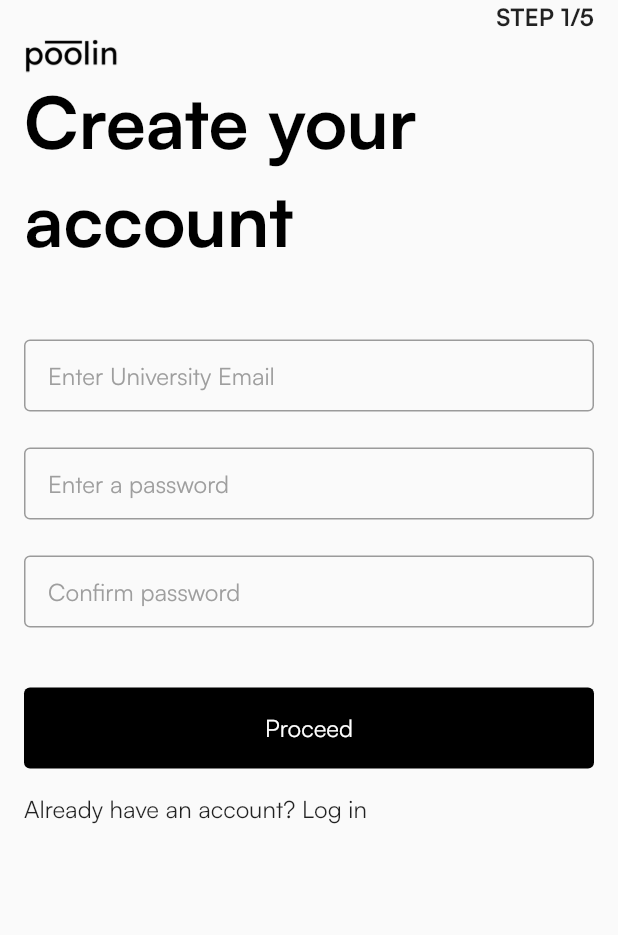
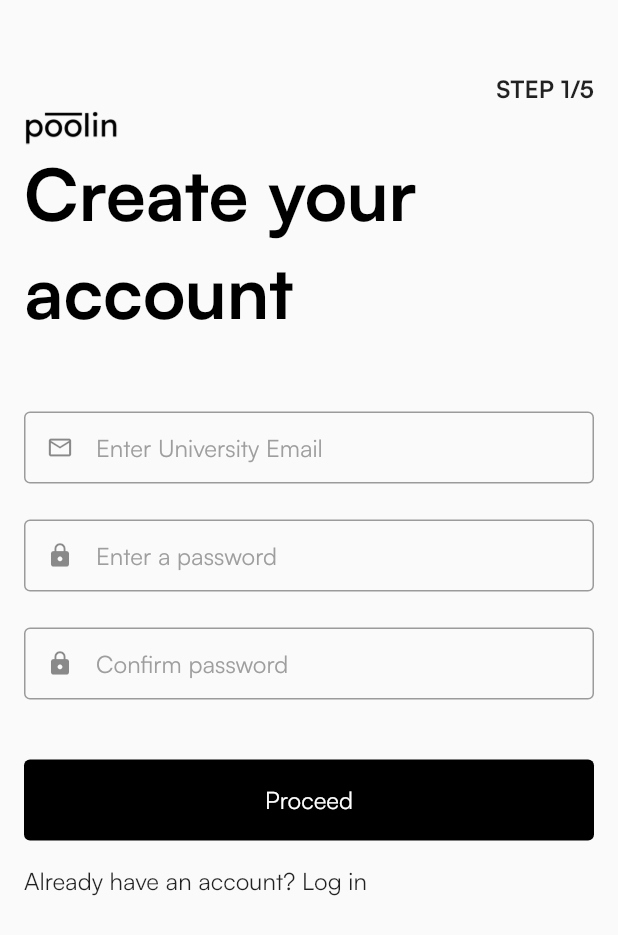
Before and after one commit to NethmiRodrigo/poolin, a Flutter app: the RegisterScreen screen opened directly, on a phone screen of 412 x 824 dp. Shown: the top 935 px of the screen. Run offline on Flutter 3.47's test engine with Material 2 defaults, Android fonts, the phone set to English and light mode, and no system bars.

Commit message:
complete ui of screen

```diff
--- a/mobile/lib/views/registerScreen.dart
+++ b/mobile/lib/views/registerScreen.dart
@@ -1,6 +1,6 @@
 import 'dart:ui';
 import 'package:flutter/material.dart';
-import 'package:mobile/utils/widget_funtions.dart';
+import 'package:mobile/utils/widget_functions.dart';
 import '../theme.dart';
 
 void main() {
@@ -39,6 +39,7 @@ class RegisterScreen extends StatelessWidget {
             child: Column(
               crossAxisAlignment: CrossAxisAlignment.start,
               children: [
+                addVerticalSpace(48),
                 Align(
                   alignment: Alignment.topRight,
                   child: Text(
@@ -57,31 +58,36 @@ class RegisterScreen extends StatelessWidget {
                 ),
                 addVerticalSpace(48),
                 const TextField(
-                    obscureText: true,
                     decoration: InputDecoration(
-                      border: OutlineInputBorder(),
-                      hintText: 'Enter University Email',
-                      contentPadding:
-                          EdgeInsets.symmetric(vertical: 8, horizontal: 16),
-                    )),
+                  prefixIcon: Icon(Icons.email_outlined),
+                  border: OutlineInputBorder(),
+                  hintText: 'Enter University Email',
+                  isDense: true,
+                  contentPadding:
+                      EdgeInsets.symmetric(vertical: 10, horizontal: 16),
+                )),
                 addVerticalSpace(24),
                 const TextField(
                   obscureText: true,
                   decoration: InputDecoration(
+                    prefixIcon: Icon(Icons.lock),
+                    isDense: true,
                     border: OutlineInputBorder(),
                     hintText: 'Enter a password',
                     contentPadding:
-                        EdgeInsets.symmetric(vertical: 8, horizontal: 16),
+                        EdgeInsets.symmetric(vertical: 10, horizontal: 16),
                   ),
                 ),
                 addVerticalSpace(24),
                 const TextField(
                   obscureText: true,
                   decoration: InputDecoration(
+                    prefixIcon: Icon(Icons.lock),
+                    isDense: true,
                     border: OutlineInputBorder(),
                     hintText: 'Confirm password',
                     contentPadding:
-                        EdgeInsets.symmetric(vertical: 8, horizontal: 16),
+                        EdgeInsets.symmetric(vertical: 10, horizontal: 16),
                   ),
                 ),
                 addVerticalSpace(40),
```
Also changed, not shown: mobile/lib/utils/widget_functions.dart (renamed from mobile/lib/utils/widget_funtions.dart).
